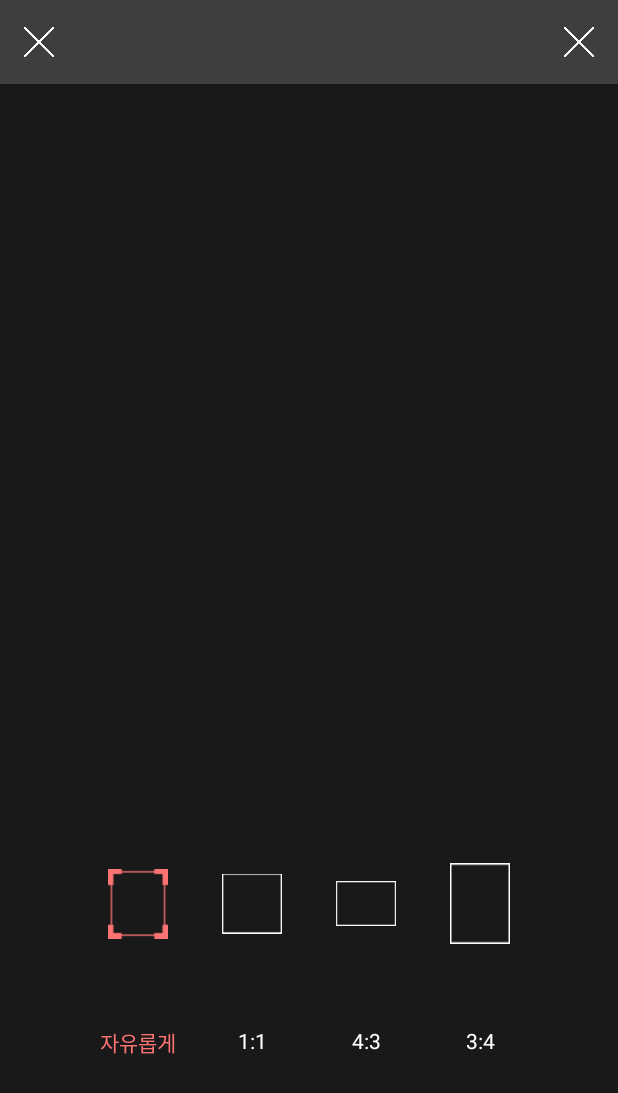
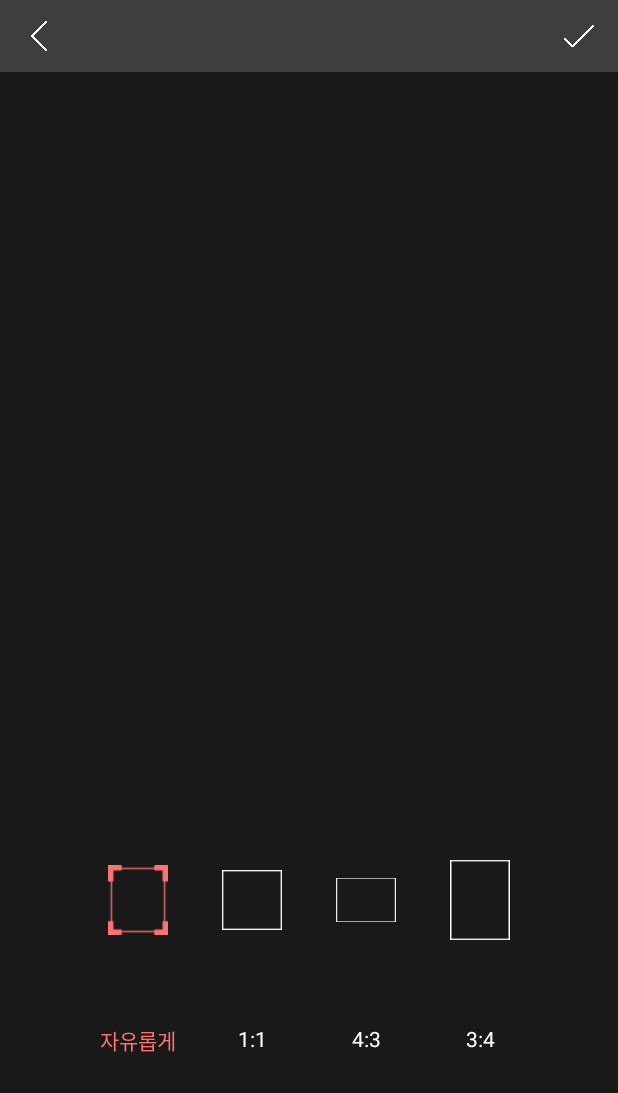
Before and after one commit to gkskzh100/NewAragraphy, an Android app: the CropBgActivity screen opened directly, with no data from a screen before it, on a phone screen of 412 x 824 dp. Shown: the top 1093 px of the screen. Run offline under Robolectric (Android 15) with nearby library versions, the light colour scheme and no system bars; libraries missing offline, so code that uses them is left out: com.theartofdev.edmodo; plain views replace CropImageView; 9 statements that could not run were skipped.

Commit message:
Bong ver 0.1.6
Crowling of Unsplash.com

```diff
--- a/app/src/main/java/jm/dodam/newaragraphy/BackgroundAdapter.java
+++ b/app/src/main/java/jm/dodam/newaragraphy/BackgroundAdapter.java
@@ -41,8 +41,7 @@ public class BackgroundAdapter extends RecyclerView.Adapter<BackgroundAdapter.Vi
     public void onBindViewHolder(ViewHolder holder, final int position) {
 
         Glide.with(context)
-//                .load(images.get(position))
-                .load("https://images.unsplash.com/placeholder-avatars/extra-large.jpg?ixlib=rb-0.3.5&amp;q=80&amp;fm=jpg&amp;crop=faces&amp;fit=crop&amp;h=32&amp;w=32&amp;s=46caf91cf1f90b8b5ab6621512f102a8")
+                .load(images.get(position))
                 .centerCrop()
                 .diskCacheStrategy(DiskCacheStrategy.ALL)
                 .into(holder.bgImage);
@@ -52,7 +51,7 @@ public class BackgroundAdapter extends RecyclerView.Adapter<BackgroundAdapter.Vi
 
     @Override
     public int getItemCount() {
-        return images.size()+10;
+        return images.size();
     }
 
     public class ViewHolder extends RecyclerView.ViewHolder{
--- a/app/src/main/java/jm/dodam/newaragraphy/CropBgActivity.java
+++ b/app/src/main/java/jm/dodam/newaragraphy/CropBgActivity.java
@@ -9,6 +9,7 @@ import android.graphics.drawable.ColorDrawable;
 import android.net.Uri;
 import android.os.Bundle;
 import android.os.Environment;
+import android.provider.MediaStore;
 import android.support.v7.app.ActionBar;
 import android.support.v7.app.AppCompatActivity;
 import android.util.Log;
@@ -27,6 +28,7 @@ import com.theartofdev.edmodo.cropper.CropImageView;
 
 import java.io.ByteArrayOutputStream;
 import java.io.File;
+import java.io.FileNotFoundException;
 import java.io.IOException;
 import java.net.MalformedURLException;
 import java.net.URI;
@@ -40,10 +42,10 @@ public class CropBgActivity extends AppCompatActivity {
     private ImageButton SelectAcceptImageBtn, SelectExitImageBtn;
     SelectBackActivity selectBackActivity = (SelectBackActivity)SelectBackActivity.mySelectBackActivity;
     WriteActivity writeActivity = (WriteActivity)WriteActivity.mtWriteActivity;
-    URL url;
     private ImageView resultView, freeCropImageBtn, squareCropImageBtn, hQuadrangleCropImageBtn, vQuadrangleCropImageBtn;
     CropImageView cropImageView;
-
+    String uri = null;
+    Bitmap bitmap = null;
     @Override
     public void onCreate(Bundle savedInstanceState) {
         super.onCreate(savedInstanceState);
@@ -51,11 +53,20 @@ public class CropBgActivity extends AppCompatActivity {
         setCustomActionbar();
         init();
         setListener();
-
+        getImageResource();
         cropImage();
 
 
     }
+    private void getImageResource(){
+        int position = getIntent().getIntExtra("position",0);
+        ImageResource imageResource = new ImageResource();
+        uri = imageResource.getImage(position);
+        bitmap = imageResource.getBitmapImage(getApplicationContext(),position);
+
+
+    }
+
 
     @Override
     public void onActivityResult(int requestCode, int resultCode, Intent data) {
@@ -74,7 +85,8 @@ public class CropBgActivity extends AppCompatActivity {
 
 
 
-        cropImageView.setImageResource(R.drawable.instagram_btn);
+        cropImageView.setImageResource(R.drawable.exam1);
+
         cropImageView.setOnGetCroppedImageCompleteListener(new CropImageView.OnGetCroppedImageCompleteListener() {
             @Override
             public void onGetCroppedImageComplete(CropImageView view, Bitmap bitmap, Exception error) {
--- a/app/src/main/java/jm/dodam/newaragraphy/ImageResource.java
+++ b/app/src/main/java/jm/dodam/newaragraphy/ImageResource.java
@@ -1,7 +1,13 @@
 package jm.dodam.newaragraphy;
 
+import android.content.Context;
+import android.graphics.Bitmap;
+import android.net.Uri;
+import android.provider.MediaStore;
 import android.util.Log;
 
+import java.io.FileNotFoundException;
+import java.io.IOException;
 import java.util.ArrayList;
 import java.util.Objects;
 
@@ -9,11 +15,33 @@ import java.util.Objects;
  * Created by Bong on 2016-08-04.
  */
 public class ImageResource {
-    ArrayList<String> arrayList = new ArrayList<>();
+    static ArrayList<String> arrayList = new ArrayList<>();
 
-    public ImageResource(ArrayList<String> arrayList) {
-        this.arrayList = arrayList;
+    public ImageResource() {
+        Log.d("Bong : ",arrayList.size()+"");
+
     }
+
+    public static void setArrayList(ArrayList<String> arrayList) {
+        ImageResource.arrayList = arrayList;
+    }
+    public static String getImage(int position){
+        return arrayList.get(position);
+    }
+    public static Bitmap getBitmapImage(Context context, int positon){
+        Bitmap bitmap = null;
+        try {
+            bitmap = MediaStore.Images.Media.getBitmap(context.getContentResolver(), Uri.parse(arrayList.get(positon)));
+        } catch (FileNotFoundException e) {
+            // TODO Auto-generated catch block
+            e.printStackTrace();
+        } catch (IOException e) {
+            // TODO Auto-generated catch block
+            e.printStackTrace();
+        }
+        return bitmap;
+    }
+
 
     public ArrayList<String> getArrayList() {
         return arrayList;
--- a/app/src/main/java/jm/dodam/newaragraphy/JsoupAsyncTask.java
+++ b/app/src/main/java/jm/dodam/newaragraphy/JsoupAsyncTask.java
@@ -50,7 +50,8 @@ public class JsoupAsyncTask extends AsyncTask<Void, Void, Void> {
 //                Log.d("images", "Image : " + imageUris.get(count));
                 count++;
             }
-            DB = new ImageResource(imageUris);
+            DB = new ImageResource();
+            DB.setArrayList(imageUris);
         } catch (IOException e) {
             e.printStackTrace();
         }
--- a/app/src/main/java/jm/dodam/newaragraphy/MainActivity.java
+++ b/app/src/main/java/jm/dodam/newaragraphy/MainActivity.java
@@ -36,6 +36,7 @@ public class MainActivity extends Activity {
         startActivity(new Intent(this, SplashActivity.class));
         init();
         checkPermission();
+        parseImages();
 
     }
 
@@ -93,4 +94,9 @@ public class MainActivity extends Activity {
             e.printStackTrace();
         }
     }
+    private void parseImages(){
+
+        JsoupAsyncTask jsoupAsyncTask = new JsoupAsyncTask(getApplicationContext(),"https://unsplash.com/collections/225685/surf");
+        jsoupAsyncTask.execute();
+    }
 }
--- a/app/src/main/res/layout/layout_actionbar_crop.xml
+++ b/app/src/main/res/layout/layout_actionbar_crop.xml
@@ -1,7 +1,7 @@
 <?xml version="1.0" encoding="utf-8"?>
 <RelativeLayout xmlns:android="http://schemas.android.com/apk/res/android"
     android:layout_width="match_parent"
-    android:layout_height="60dp"
+    android:layout_height="match_parent"
     android:background="#3e3e3e"    >
 
     <ImageButton
@@ -10,12 +10,12 @@
         android:layout_height="20dp"
         android:layout_centerVertical="true"
 
-        android:background="@drawable/cancle_btn"/>
+        android:background="@drawable/back"/>
 
     <View
 
         android:layout_width="100dp"
-        android:layout_height="match_parent"
+        android:layout_height="20dp"
 
         android:layout_alignParentTop="true"
         android:layout_centerHorizontal="true" />
@@ -24,7 +24,7 @@
         android:id="@+id/SelectAcceptImageBtn"
         android:layout_width="20dp"
         android:layout_height="20dp"
-        android:background="@drawable/cancle_btn"
+        android:background="@drawable/checked"
         android:layout_alignParentRight="true"
         android:layout_centerVertical="true"
         android:layout_marginRight="10dp"
--- a/app/src/main/res/layout/layout_actionbar_selectbg.xml
+++ b/app/src/main/res/layout/layout_actionbar_selectbg.xml
@@ -1,7 +1,7 @@
 <?xml version="1.0" encoding="utf-8"?>
 <RelativeLayout xmlns:android="http://schemas.android.com/apk/res/android"
     android:layout_width="match_parent"
-    android:layout_height="60dp"
+    android:layout_height="48dp"
     >
 
     <ImageButton
--- a/app/src/main/res/values/styles.xml
+++ b/app/src/main/res/values/styles.xml
@@ -1,7 +1,9 @@
 <resources>
+
 
     <!-- Base application theme. -->
     <style name="AppTheme" parent="Theme.AppCompat.Light.DarkActionBar">
+        <item name="actionBarSize">48dp</item>
         <!-- Customize your theme here. -->
         <!--<item name="colorPrimary">@color/colorTest</item>-->
         <item name="colorPrimaryDark">@color/colorTest</item>
```
Also changed, not shown: app/src/main/java/jm/dodam/newaragraphy/SelectBackActivity.java (+4 -13 lines), app/src/main/res/drawable/back.png (added), app/src/main/res/drawable/checked.png (added), app/src/main/res/drawable/exam1.png (added).
